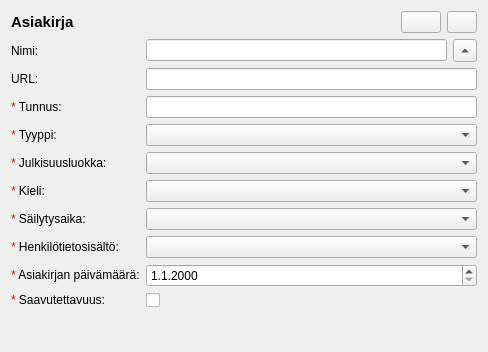
First picture: the form in arho_feature_template/gui/components/plan_document_widget.ui, repository GispoCoding/arho-qgis-plugin, before the edit.
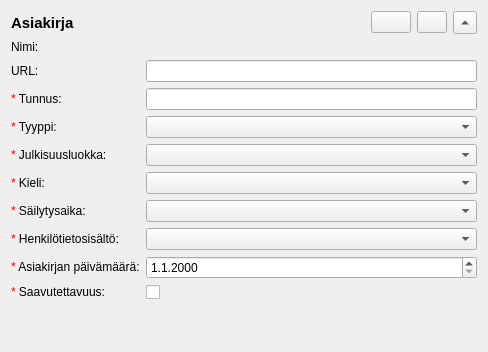
Second picture: the form after the edit. Custom widgets are drawn as their Qt base class.

Commit message:
update UI, layer classes and other places to use new localized widgets and data
Separated localized text utils into their own utils module.
View widgets (tables, lists etc.) show only primary language
for localized texts for now, all localized fields are accesible in
forms.

TODO: Regulation print update, template/library/config related stuff.

Diff of the .ui file:
```diff
--- a/arho_feature_template/gui/components/plan_document_widget.ui
+++ b/arho_feature_template/gui/components/plan_document_widget.ui
@@ -72,6 +72,19 @@
        </property>
       </widget>
      </item>
+     <item>
+      <widget class="QToolButton" name="expand_hide_btn">
+       <property name="text">
+        <string>Laajenna</string>
+       </property>
+       <property name="autoRaise">
+        <bool>false</bool>
+       </property>
+       <property name="arrowType">
+        <enum>Qt::UpArrow</enum>
+       </property>
+      </widget>
+     </item>
     </layout>
    </item>
    <item>
@@ -84,34 +97,7 @@
       </widget>
      </item>
      <item row="0" column="1">
-      <layout class="QHBoxLayout" name="horizontalLayout_2">
-       <item>
-        <widget class="QLineEdit" name="name">
-         <property name="sizePolicy">
-          <sizepolicy hsizetype="Preferred" vsizetype="Fixed">
-           <horstretch>0</horstretch>
-           <verstretch>0</verstretch>
-          </sizepolicy>
-         </property>
-         <property name="clearButtonEnabled">
-          <bool>false</bool>
-         </property>
-        </widget>
-       </item>
-       <item>
-        <widget class="QToolButton" name="expand_hide_btn">
-         <property name="text">
-          <string>Laajenna</string>
-         </property>
-         <property name="autoRaise">
-          <bool>false</bool>
-         </property>
-         <property name="arrowType">
-          <enum>Qt::UpArrow</enum>
-         </property>
-        </widget>
-       </item>
-      </layout>
+      <widget class="LocalizedSinglelineTextInputWidget" name="name" native="true"/>
      </item>
      <item row="1" column="0">
       <widget class="QLabel" name="url_label">
@@ -237,6 +223,12 @@
    <extends>QComboBox</extends>
    <header>arho_feature_template.gui.components.code_combobox</header>
   </customwidget>
+  <customwidget>
+   <class>LocalizedSinglelineTextInputWidget</class>
+   <extends>QWidget</extends>
+   <header>arho_feature_template.gui.components.value_input_widgets</header>
+   <container>1</container>
+  </customwidget>
  </customwidgets>
  <resources/>
  <connections/>
```
Left out of the diff: 76 changed lines with no effect on the pictures. The commit also changes 31 other files.
